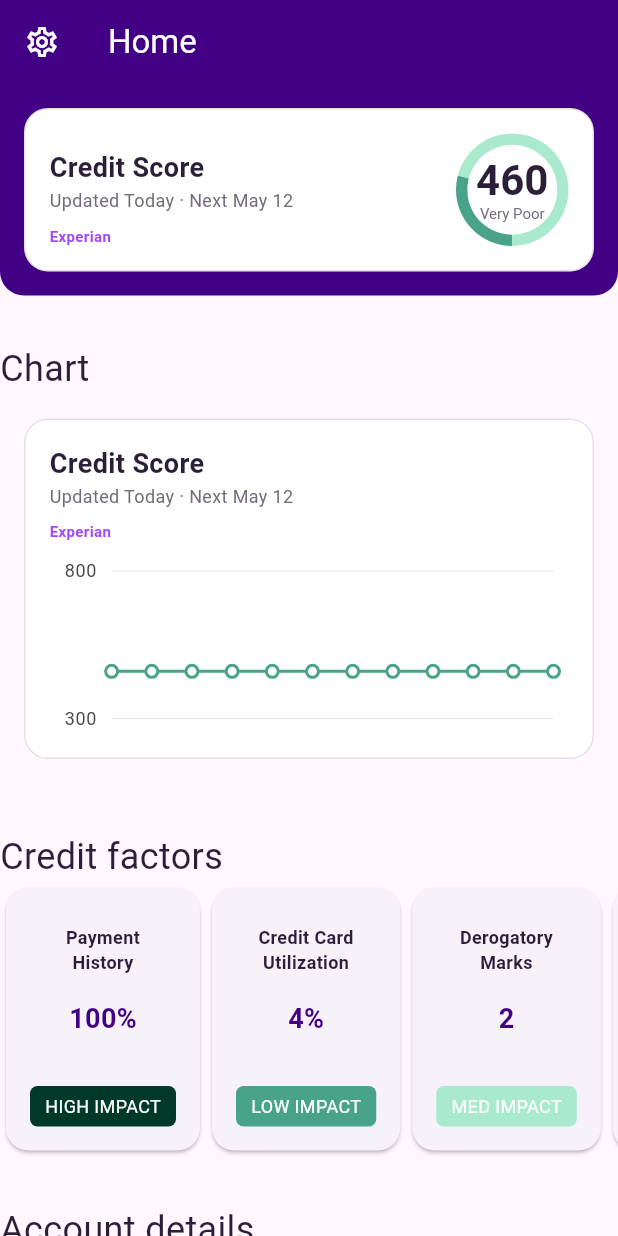
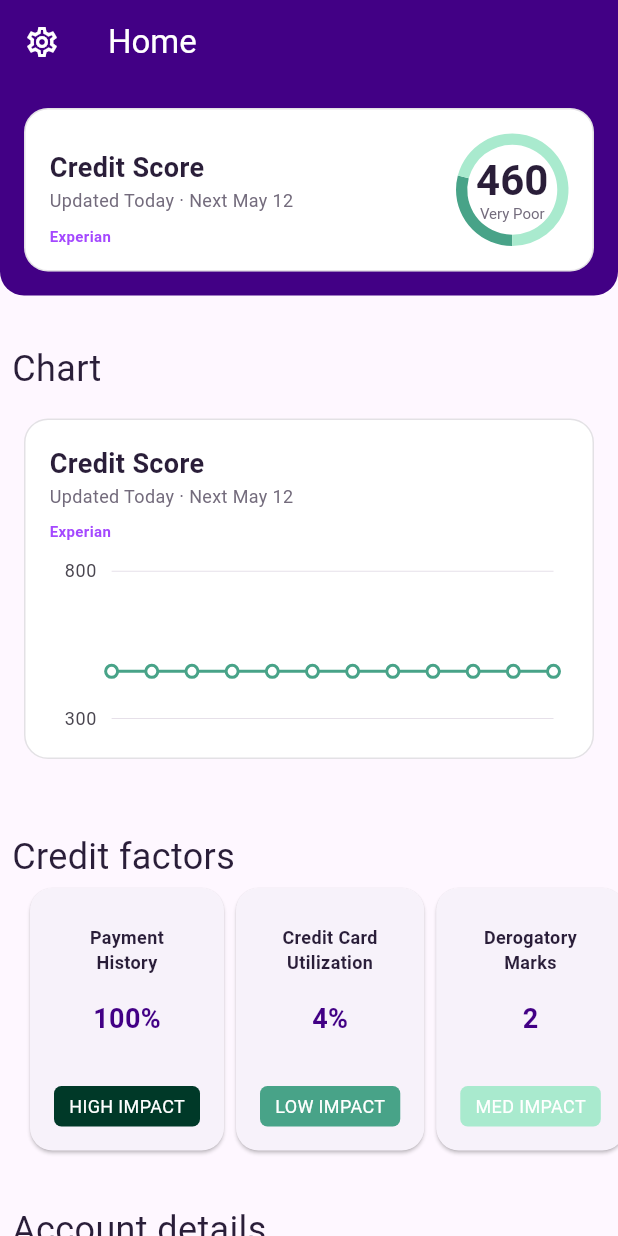
Before and after one commit to zizutg/meetava_pro, a Flutter app: the screen it shows after launch, on a phone screen of 412 x 824 dp. Run offline on Flutter 3.47's test engine with Material 3 defaults, Android fonts, the phone set to English and light mode, and no system bars; our stand-ins replace flutter_riverpod, go_router, riverpod_annotation, syncfusion_flutter_charts; generated files the repository leaves out were written again.

Commit message:
Screens are added, constants polished, homescreen UI edited, routes are added

```diff
--- a/lib/main.dart
+++ b/lib/main.dart
@@ -1,20 +1,45 @@
 import 'package:flutter/material.dart';
 import 'package:flutter_riverpod/flutter_riverpod.dart';
+import 'package:meetava_pro/src/ui/screens/employment_display_screen.dart';
+import 'package:meetava_pro/src/ui/screens/employment_edit_screen.dart';
 import 'package:meetava_pro/src/ui/screens/home_screen.dart';
+import 'package:go_router/go_router.dart';
 
 void main() {
-  runApp(const ProviderScope(child: MeetAvaApp()));
+  runApp(ProviderScope(child: MeetAvaApp()));
 }
 
 class MeetAvaApp extends StatelessWidget {
-  const MeetAvaApp({super.key});
+  MeetAvaApp({super.key});
+
+  final GoRouter _router = GoRouter(
+    initialLocation: '/',
+    routes: [
+      GoRoute(
+        path: '/',
+        builder: (BuildContext context, GoRouterState state) =>
+            const MeetAvaHome(),
+      ),
+      GoRoute(
+        path: '/emp_disp',
+        builder: (BuildContext context, GoRouterState state) =>
+            const EmploymentDisplayScreen(),
+      ),
+      GoRoute(
+        path: '/emp_edit',
+        builder: (BuildContext context, GoRouterState state) =>
+            const EmploymentEditScreen(),
+      ),
+    ],
+  );
 
   @override
   Widget build(BuildContext context) {
-    return const MaterialApp(
-      title: 'Meet Ava',
+    return MaterialApp.router(
       debugShowCheckedModeBanner: false,
-      home: MeetAvaHome(),
+      routerDelegate: _router.routerDelegate,
+      routeInformationParser: _router.routeInformationParser,
+      routeInformationProvider: _router.routeInformationProvider,
     );
   }
 }
--- a/lib/src/ui/screens/home_screen.dart
+++ b/lib/src/ui/screens/home_screen.dart
@@ -6,6 +6,7 @@ import 'package:meetava_pro/src/ui/widgets/base_header.dart';
 import 'package:meetava_pro/src/ui/widgets/credit_score_widget.dart';
 import 'package:meetava_pro/src/ui/widgets/section_header.dart';
 import 'package:meetava_pro/src/util/color_palette.dart';
+import 'package:go_router/go_router.dart';
 
 class MeetAvaHome extends ConsumerWidget {
   const MeetAvaHome({super.key});
@@ -20,6 +21,7 @@ class MeetAvaHome extends ConsumerWidget {
           leading: IconButton(
               onPressed: () {
                 // To do implement the route here
+                GoRouter.of(context).push('/emp_disp');
               },
               icon: const Icon(
                 Icons.settings_outlined,
@@ -40,6 +42,7 @@ class MeetAvaHome extends ConsumerWidget {
           ),
           const SectionHeader(title: 'Credit factors'),
           SingleChildScrollView(
+            padding: const EdgeInsets.only(left: 16),
             scrollDirection: Axis.horizontal,
             child: Row(
               children: creditCardFactors.map((factor) {
--- a/lib/src/ui/widgets/base_header.dart
+++ b/lib/src/ui/widgets/base_header.dart
@@ -1,7 +1,6 @@
 import 'package:flutter/material.dart';
 import 'package:flutter_riverpod/flutter_riverpod.dart';
 import 'package:meetava_pro/src/ui/widgets/credit_score_widget.dart';
-import 'package:meetava_pro/src/ui/widgets/white_rounded_constainer.dart';
 import 'package:meetava_pro/src/util/color_palette.dart';
 
 class BaseHeaderWidget extends ConsumerWidget {
--- a/lib/src/ui/widgets/credit_score_widget.dart
+++ b/lib/src/ui/widgets/credit_score_widget.dart
@@ -18,8 +18,7 @@ class CreditScoreWidget extends ConsumerWidget {
   Widget build(BuildContext context, WidgetRef ref) {
     final creditScoreData = ref.watch(creditScoreNotifierProvider);
     final creditScoreNotifier = ref.read(creditScoreNotifierProvider.notifier);
-    final Map<String, int> radialChartData =
-        creditScoreNotifier.getDescriptionAndScore();
+    creditScoreNotifier.getDescriptionAndScore();
 
     return WhiteRoundedConstainer(
         child: Column(
@@ -70,8 +69,7 @@ class YearlyChart extends ConsumerWidget {
   @override
   Widget build(BuildContext context, WidgetRef ref) {
     final creditScoreData = ref.watch(creditScoreNotifierProvider);
-    final creditScoreNotifier = ref.read(creditScoreNotifierProvider.notifier);
-    //creditScoreNotifier.toggleVisibility();
+    ref.read(creditScoreNotifierProvider.notifier);
 
     return SizedBox(
       height: 128,
--- a/lib/src/ui/widgets/section_header.dart
+++ b/lib/src/ui/widgets/section_header.dart
@@ -9,6 +9,7 @@ class SectionHeader extends ConsumerWidget {
   @override
   Widget build(BuildContext context, WidgetRef ref) {
     return Container(
+      padding: AppPadding.allSmall.copyWith(right: 0, top: 0, bottom: 0),
       alignment: Alignment.bottomLeft,
       width: double.infinity,
       child: Column(
```
Also changed, not shown: lib/src/ui/screens/employment_display_screen.dart (added, +21 -0 lines), lib/src/ui/screens/employment_edit_screen.dart (added, +16 -0 lines), lib/src/ui/screens/dialog/feed_back_dialog.dart (added).
